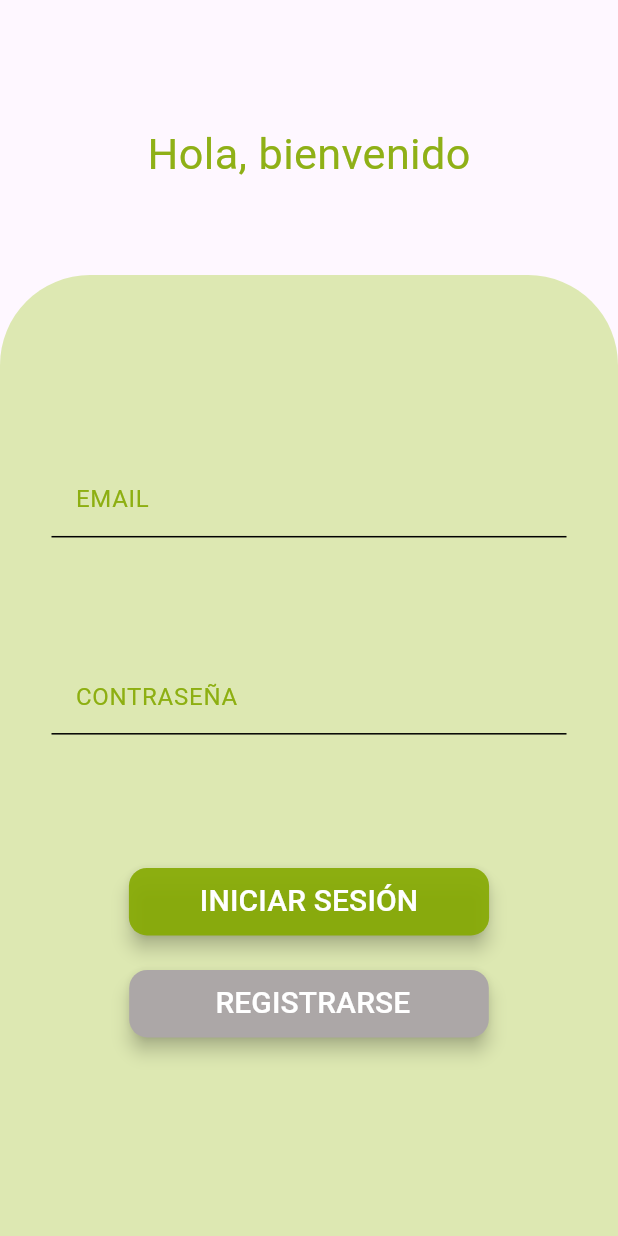
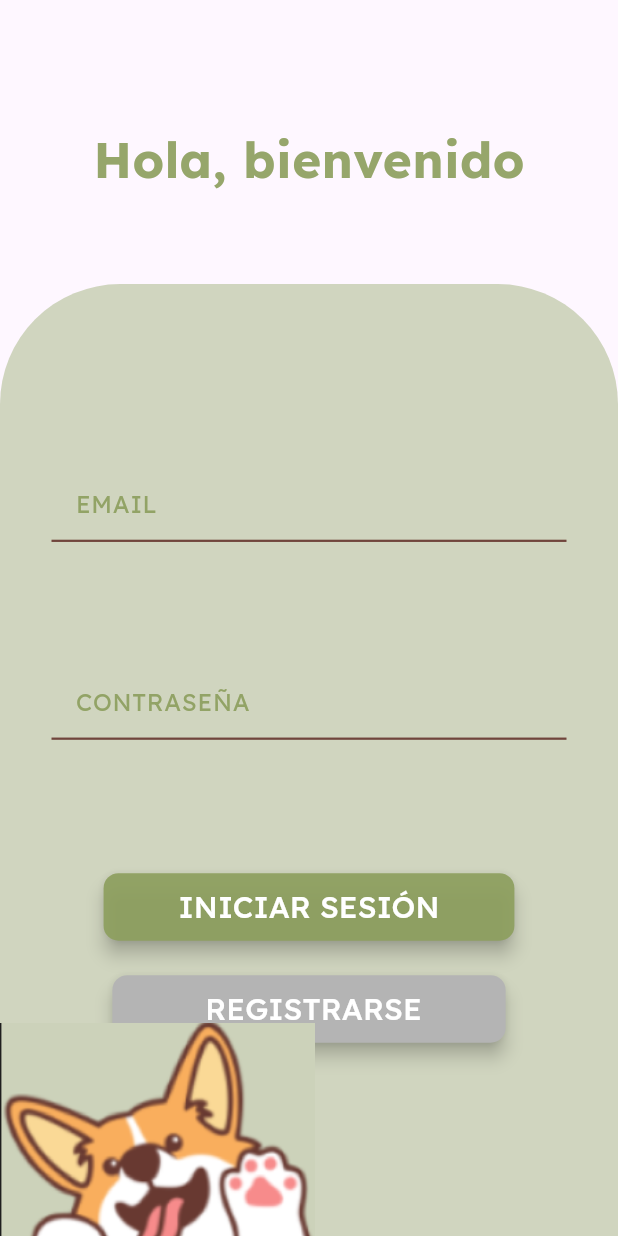
Before and after one commit to LoorPaulina/PetMatch, a Flutter app: the screen it shows after launch, on a phone screen of 412 x 824 dp. Run offline on Flutter 3.47's test engine with Material 3 defaults, Android fonts, the phone set to English and light mode, and no system bars.

Commit message:
login y createAccount

```diff
--- a/pet_match/lib/components/CustomButton.dart
+++ b/pet_match/lib/components/CustomButton.dart
@@ -14,7 +14,7 @@ class CustomButton extends StatelessWidget {
     required this.onPressed,
     this.backgroundColor = Colors.blue,
     this.textColor = Colors.white,
-    this.borderRadius = 8.0,
+    this.borderRadius = 10.0,
     this.elevation = 2.0,
     this.padding = const EdgeInsets.symmetric(vertical: 8.0, horizontal: 32.0),
     super.key,
@@ -32,8 +32,10 @@ class CustomButton extends StatelessWidget {
         elevation: elevation, // Shadow elevation
         padding: padding, // Button padding
       ),
-      child:
-          Text(style: const TextStyle(color: Colors.white, fontSize: 20), text),
+      child: Text(
+          style: const TextStyle(
+              color: Colors.white, fontSize: 20, fontFamily: 'LexendDeca'),
+          text),
     );
   }
 }
--- a/pet_match/lib/components/CustomInput.dart
+++ b/pet_match/lib/components/CustomInput.dart
@@ -20,8 +20,9 @@ class CustominputState extends State<Custominput> {
       decoration: const BoxDecoration(
         border: Border(
           bottom: BorderSide(
-            color: Colors.black, // Border color
-            width: 1.0, // Border width
+            color: Color.fromARGB(235, 104, 57, 49), // Border color
+
+            width: 1.5, // Border width
           ),
         ),
       ),
@@ -30,7 +31,9 @@ class CustominputState extends State<Custominput> {
         decoration: InputDecoration(
           labelText: widget.label,
           labelStyle: TextStyle(
-            color: secundaryColor, // Set the color of the label text
+            color: textColor,
+            fontFamily: "LexendDeca",
+            fontWeight: FontWeight.normal, // Set the color of the label text
           ),
           border: InputBorder.none, // Removes the default border
           contentPadding: EdgeInsets.zero, // Removes extra padding
--- a/pet_match/lib/constants.dart
+++ b/pet_match/lib/constants.dart
@@ -1,4 +1,7 @@
 import 'package:flutter/material.dart';
 
-Color principalColor = Color.fromARGB(235, 218, 231, 171);
+Color principalColor = Color.fromARGB(235, 204, 210, 186);
 Color secundaryColor = Color.fromARGB(235, 134, 170, 3);
+Color textColor = Color.fromARGB(235, 141, 159, 94);
+Color lineColor = Color.fromARGB(235, 104, 57, 49);
+Color secondaryTextColor = Color.fromARGB(235, 151, 150, 156);
--- a/pet_match/lib/screens/login.dart
+++ b/pet_match/lib/screens/login.dart
@@ -2,6 +2,7 @@ import 'package:flutter/material.dart';
 import 'package:pet_match/components/CustomButton.dart';
 import 'package:pet_match/components/CustomInput.dart';
 import 'package:pet_match/constants.dart';
+import 'package:pet_match/screens/createAccount.dart';
 
 class Login extends StatefulWidget {
   @override
@@ -24,20 +25,26 @@ class LoginState extends State<Login> {
               Text(
                 "Hola, bienvenido",
                 style: TextStyle(
-                    color: secundaryColor, fontSize: screenWidth * 0.07),
+                  color: textColor,
+                  fontSize: screenWidth * 0.08,
+                  fontFamily: 'LexendDeca',
+                  fontWeight: FontWeight.bold,
+                ),
               ),
               Expanded(
                 child: Padding(
                     padding: const EdgeInsets.only(top: 60),
-                  child: Container(
-                    padding:
-                        EdgeInsets.symmetric(horizontal: screenWidth * 0.05),
+                    child: Stack(
+                      children: <Widget>[
+                        Container(
+                          padding: EdgeInsets.symmetric(
+                              horizontal: screenWidth * 0.05),
                           width: screenWidth,
                           decoration: BoxDecoration(
-                      color: principalColor,
+                            color: Color.fromARGB(235, 204, 210, 186),
                             borderRadius: const BorderRadius.only(
-                        topLeft: Radius.circular(60),
-                        topRight: Radius.circular(60),
+                              topLeft: Radius.circular(80),
+                              topRight: Radius.circular(80),
                             ),
                           ),
                           child: Column(
@@ -53,6 +60,8 @@ class LoginState extends State<Login> {
                                 controller: TextEditingController(),
                               ),
                               SizedBox(height: screenHeight * 0.1),
+                              //deberia ser un stack
+
                               Container(
                                 width: MediaQuery.of(context).size.width / 1.3,
                                 child: Padding(
@@ -62,19 +71,26 @@ class LoginState extends State<Login> {
                                       CustomButton(
                                         text: "   INICIAR SESIÓN   ",
                                         onPressed: () {},
-                                  backgroundColor: secundaryColor,
+                                        backgroundColor: textColor,
                                         textColor: Colors.white,
-                                  borderRadius: 12.0,
+                                        borderRadius: 10.0,
                                         elevation: 5.0,
                                       ),
                                       const SizedBox(height: 20),
                                       CustomButton(
                                         text: "     REGISTRARSE    ",
-                                  onPressed: () {},
+                                        onPressed: () {
+                                          Navigator.push(
+                                            context,
+                                            MaterialPageRoute(
+                                                builder: (context) =>
+                                                    CreateAccount()),
+                                          );
+                                        },
                                         backgroundColor:
-                                      Color.fromARGB(255, 172, 167, 167),
+                                            Color.fromARGB(255, 180, 180, 180),
                                         textColor: Colors.white,
-                                  borderRadius: 12.0,
+                                        borderRadius: 10.0,
                                         elevation: 5.0,
                                       ),
                                     ],
@@ -85,7 +101,16 @@ class LoginState extends State<Login> {
                             ],
                           ),
                         ),
+                        Positioned(
+                          bottom: -30,
+                          child: Image.asset(
+                            "assets/front_dog.png",
+                            width: 210,
+                            height: 200,
                           ),
+                        )
+                      ],
+                    )),
               ),
             ],
           ),
```
Also changed, not shown: pet_match/lib/screens/createAccount.dart (+120 -0 lines), pet_match/pubspec.yaml (+10 -6 lines), pet_match/assets/front_dog.png (added), pet_match/fonts/LexendDeca-Bold.ttf (added), pet_match/fonts/LexendDeca-ExtraBold.ttf (added), pet_match/fonts/LexendDeca-ExtraLight.ttf (added), pet_match/fonts/LexendDeca-Light.ttf (added), pet_match/fonts/LexendDeca-Medium.ttf (added), pet_match/fonts/LexendDeca-Regular.ttf (added), pet_match/pubspec.lock. Lines whose indentation alone changed are shown as unchanged.
